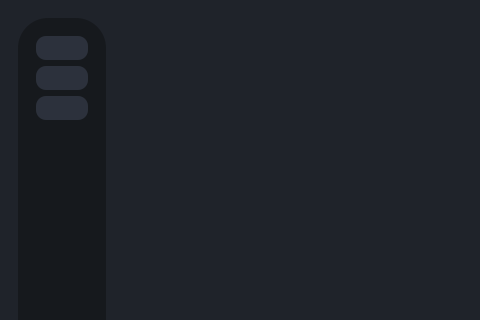
First picture: the form in testRVEInterface.ui, repository TNTwise/rve-frontend-py, before the edit; both pictures show x 0 to 480 and y 0 to 320 of the 800 by 600 pixel window.
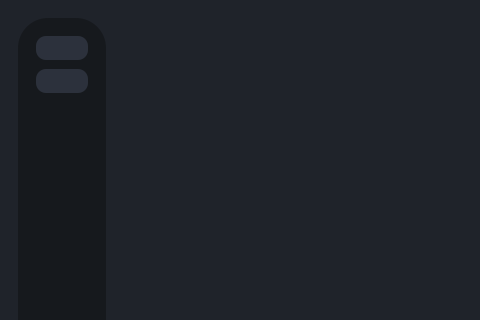
Second picture: the form after the edit. Icons and pictures are not drawn.

The edit to the form file:
```diff
--- a/testRVEInterface.ui
+++ b/testRVEInterface.ui
@@ -67,6 +67,21 @@
           <item>
            <widget class="QWidget" name="verticalWidget_2" native="true">
             <layout class="QVBoxLayout" name="verticalLayout_6">
+             <property name="spacing">
+              <number>9</number>
+             </property>
+             <property name="leftMargin">
+              <number>9</number>
+             </property>
+             <property name="topMargin">
+              <number>9</number>
+             </property>
+             <property name="rightMargin">
+              <number>9</number>
+             </property>
+             <property name="bottomMargin">
+              <number>9</number>
+             </property>
              <item>
               <widget class="QPushButton" name="pushButton_3">
                <property name="text">
@@ -79,12 +94,15 @@
                <property name="text">
                 <string/>
                </property>
-              </widget>
-             </item>
-             <item>
-              <widget class="QPushButton" name="pushButton_2">
-               <property name="text">
-                <string/>
+               <property name="icon">
+                <iconset resource="resources.qrc">
+                 <normaloff>:/icons/icons/cpu.svg</normaloff>:/icons/icons/cpu.svg</iconset>
+               </property>
+               <property name="iconSize">
+                <size>
+                 <width>35</width>
+                 <height>35</height>
+                </size>
                </property>
               </widget>
              </item>
```
Left out of the diff: 10 changed lines with no effect on the pictures.
